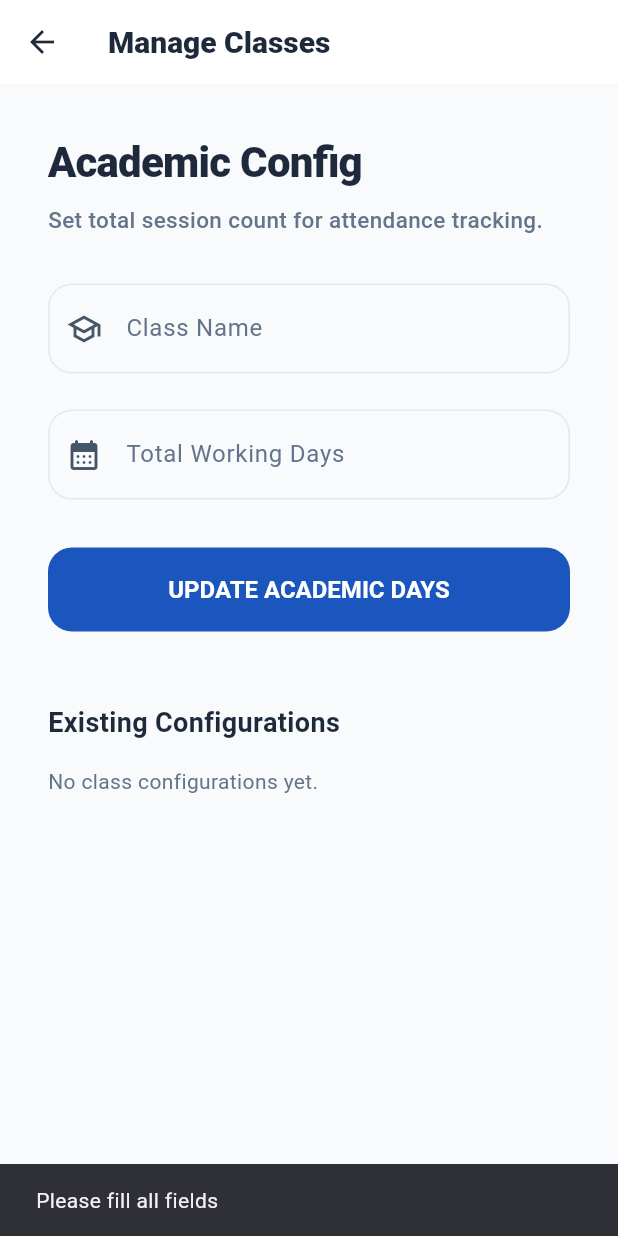
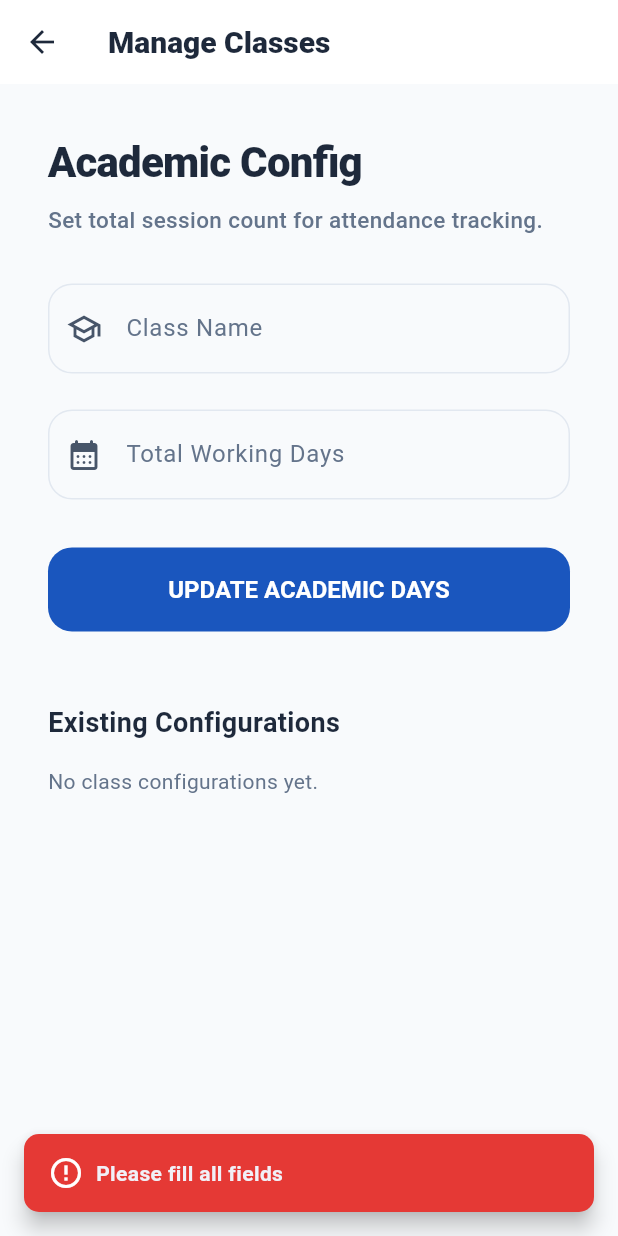
Before and after one commit to shirinsakeer/edupresence, a Flutter app: the ManageClasses screen opened directly, after a tap on "UPDATE ACADEMIC DAYS", on a phone screen of 412 x 824 dp. Run offline on Flutter 3.47's test engine with Material 3 defaults, Android fonts, the phone set to English and light mode, and no system bars; our stand-ins replace cloud_firestore, firebase_auth, firebase_core, google_generative_ai, image_picker; accounts and stored records are empty; network calls fail.

Commit message:
feat: Implement user authentication flows, teacher and student dashboards, class management, and add app icons.

```diff
--- a/lib/screens/teacher/add_student.dart
+++ b/lib/screens/teacher/add_student.dart
@@ -1,6 +1,7 @@
 import 'package:edupresence/providers/student_provider.dart';
 import 'package:flutter/material.dart';
 import 'package:provider/provider.dart';
+import 'package:edupresence/widgets/snackbar_utils.dart';
 
 class AddStudent extends StatefulWidget {
   const AddStudent({super.key});
@@ -179,8 +180,7 @@ class _AddStudentState extends State<AddStudent> {
                                 rollNumber: roll,
                               );
                               if (error != null && mounted) {
-                                ScaffoldMessenger.of(context).showSnackBar(
-                                    SnackBar(content: Text(error)));
+                                SnackbarUtils.showError(context, error);
                               } else if (mounted) {
                                 _showSuccessDialog(email, "Std${roll}123");
                               }
--- a/lib/screens/teacher/manage_classes.dart
+++ b/lib/screens/teacher/manage_classes.dart
@@ -2,6 +2,7 @@ import 'package:cloud_firestore/cloud_firestore.dart';
 import 'package:edupresence/providers/student_provider.dart';
 import 'package:flutter/material.dart';
 import 'package:provider/provider.dart';
+import 'package:edupresence/widgets/snackbar_utils.dart';
 
 class ManageClasses extends StatefulWidget {
   const ManageClasses({super.key});
@@ -96,18 +97,15 @@ class _ManageClassesState extends State<ManageClasses> {
                           final daysText = _daysController.text.trim();
 
                           if (className.isEmpty || daysText.isEmpty) {
-                            ScaffoldMessenger.of(context).showSnackBar(
-                                const SnackBar(
-                                    content: Text("Please fill all fields")));
+                            SnackbarUtils.showError(
+                                context, "Please fill all fields");
                             return;
                           }
 
                           int? days = int.tryParse(daysText);
                           if (days == null || days <= 0) {
-                            ScaffoldMessenger.of(context).showSnackBar(
-                                const SnackBar(
-                                    content:
-                                        Text("Please enter a valid number")));
+                            SnackbarUtils.showError(
+                                context, "Please enter a valid number");
                             return;
                           }
 
@@ -116,12 +114,8 @@ class _ManageClassesState extends State<ManageClasses> {
                           if (mounted) setState(() => _isLoading = false);
 
                           if (mounted) {
-                            ScaffoldMessenger.of(context).showSnackBar(
-                                const SnackBar(
-                                    content:
-                                        Text("Total days updated successfully"),
-                                    backgroundColor: Colors.green,
-                                    behavior: SnackBarBehavior.floating));
+                            SnackbarUtils.showSuccess(
+                                context, "Total days updated successfully");
                             _classController.clear();
                             _daysController.clear();
                           }
--- /dev/null
+++ b/lib/widgets/snackbar_utils.dart
@@ -0,0 +1,66 @@
+import 'package:flutter/material.dart';
+
+class SnackbarUtils {
+  static void showSuccess(BuildContext context, String message) {
+    ScaffoldMessenger.of(context).showSnackBar(
+      SnackBar(
+        content: Row(
+          children: [
+            const Icon(Icons.check_circle_outline, color: Colors.white),
+            const SizedBox(width: 8),
+            Expanded(
+                child: Text(message,
+                    style: const TextStyle(fontWeight: FontWeight.bold))),
+          ],
+        ),
+        backgroundColor: Colors.green.shade600,
+        behavior: SnackBarBehavior.floating,
+        shape: RoundedRectangleBorder(borderRadius: BorderRadius.circular(10)),
+        margin: const EdgeInsets.all(16),
+        duration: const Duration(seconds: 3),
+      ),
+    );
+  }
+
+  static void showError(BuildContext context, String message) {
+    ScaffoldMessenger.of(context).showSnackBar(
+      SnackBar(
+        content: Row(
+          children: [
+            const Icon(Icons.error_outline, color: Colors.white),
+            const SizedBox(width: 8),
+            Expanded(
+                child: Text(message,
+                    style: const TextStyle(fontWeight: FontWeight.bold))),
+          ],
+        ),
+        backgroundColor: Colors.red.shade600,
+        behavior: SnackBarBehavior.floating,
+        shape: RoundedRectangleBorder(borderRadius: BorderRadius.circular(10)),
+        margin: const EdgeInsets.all(16),
+        duration: const Duration(seconds: 4),
+      ),
+    );
+  }
+
+  static void showInfo(BuildContext context, String message) {
+    ScaffoldMessenger.of(context).showSnackBar(
+      SnackBar(
+        content: Row(
+          children: [
+            const Icon(Icons.info_outline, color: Colors.white),
+            const SizedBox(width: 8),
+            Expanded(
+                child: Text(message,
+                    style: const TextStyle(fontWeight: FontWeight.bold))),
+          ],
+        ),
+        backgroundColor: const Color(0xFF1A56BE),
+        behavior: SnackBarBehavior.floating,
+        shape: RoundedRectangleBorder(borderRadius: BorderRadius.circular(10)),
+        margin: const EdgeInsets.all(16),
+        duration: const Duration(seconds: 3),
+      ),
+    );
+  }
+}
--- a/pubspec.yaml
+++ b/pubspec.yaml
@@ -45,9 +45,9 @@ dependencies:
   intl: ^0.20.2
   image_picker: ^1.1.2
 flutter_launcher_icons:
-android: true
-ios: true
-image_path: "assets/Icon/icon.png"
+  android: true
+  ios: true
+  image_path: "assets/Icon/icon.png"
 
 dev_dependencies:
   flutter_test:
```
Also changed, not shown: lib/forgottpassword.dart (+4 -15 lines), lib/login.dart (+2 -10 lines), lib/providers/student_provider.dart (+10 -2 lines), lib/screens/student/student_dashboard.dart (+6 -17 lines), lib/screens/teacher/mark_attendance.dart (+11 -2 lines), lib/screens/teacher/teacher_dashboard.dart (+5 -14 lines), lib/signup.dart (+4 -15 lines), 30 other files.
